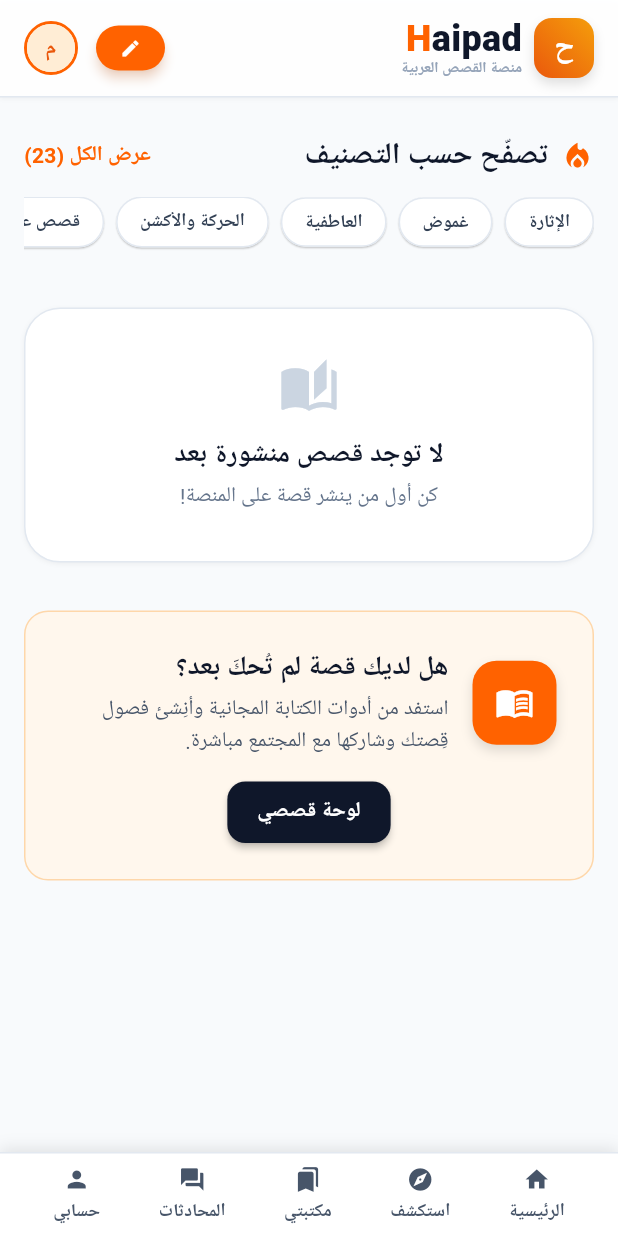
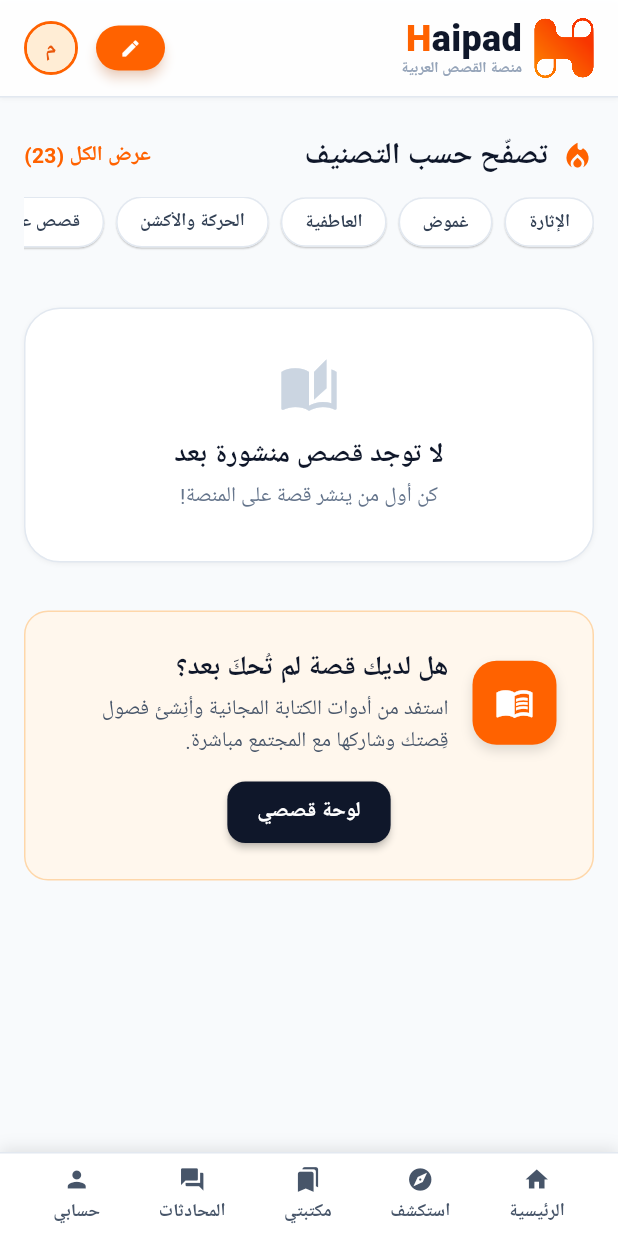
Before and after one commit to afm80/haipad, a Flutter app: the screen it shows once a user with an empty profile is signed in, on a phone screen of 412 x 824 dp. Run offline on Flutter 3.47's test engine with Material 3 defaults, Android fonts, the phone set to English and light mode, and no system bars; our stand-ins replace cloud_firestore, firebase_auth, firebase_core, google_fonts; missing offline and left inert: dart:html; accounts and stored records are empty; network calls fail; Roboto replaces fonts that are missing (Cairo).

Commit message:
Add files via upload

```diff
--- a/lib/login_page.dart
+++ b/lib/login_page.dart
@@ -105,7 +105,6 @@ class _LoginPageState extends State<LoginPage> {
         backgroundColor: Colors.white,
         body: Stack(
           children: [
-            Positioned.fill(child: CustomPaint(painter: _BlobPainter())),
             SafeArea(
               child: Column(
                 children: [
@@ -359,20 +358,8 @@ class _Logo extends StatelessWidget {
 
   @override
   Widget build(BuildContext context) {
-    return Row(
-      mainAxisSize: MainAxisSize.min,
-      children: [
-        brandName(30, height: 1),
-        const SizedBox(width: 8),
-        Container(
-          width: 34,
-          height: 34,
-          decoration: BoxDecoration(
-              color: AppColors.brand500, borderRadius: BorderRadius.circular(10)),
-          child: const Icon(Icons.auto_stories, color: Colors.white, size: 20),
-        ),
-      ],
-    );
+    return Image.asset('assets/images/logo_full.png',
+        height: 44, filterQuality: FilterQuality.high);
   }
 }
 
@@ -399,41 +386,6 @@ class _GoogleG extends StatelessWidget {
       ),
     );
   }
-}
-
-/// الأشكال البرتقالية على جانبي الصفحة.
-class _BlobPainter extends CustomPainter {
-  @override
-  void paint(Canvas canvas, Size size) {
-    final p = Paint()..color = AppColors.brand500;
-    final w = size.width, h = size.height;
-    final narrow = w < 700;
-    final k = narrow ? 0.45 : 1.0;
-
-    // الجانب الأيسر: أوراق في الأعلى
-    for (final c in [
-      [10.0, 60.0, 150.0],
-      [-10.0, 210.0, 150.0],
-      [40.0, 330.0, 95.0],
-      [70.0, 120.0, 110.0],
-    ]) {
-      canvas.drawCircle(Offset(c[0] * k, c[1] * k), c[2] * k, p);
-    }
-
-    // الجانب الأيمن: شريط بأوراق على كامل الارتفاع
-    final step = 200.0 * k;
-    var y = 0.0;
-    var i = 0;
-    while (y < h + step) {
-      final r = (i.isEven ? 140.0 : 115.0) * k;
-      canvas.drawCircle(Offset(w + 10 * k, y), r, p);
-      y += step * 0.78;
-      i++;
-    }
-  }
-
-  @override
-  bool shouldRepaint(covariant CustomPainter oldDelegate) => false;
 }
 
 /// رسم الكمبيوتر والهاتف (محتوى Haipad الخاص).
--- a/lib/widgets.dart
+++ b/lib/widgets.dart
@@ -384,27 +384,8 @@ class _Logo extends StatelessWidget {
     return Row(
       mainAxisSize: MainAxisSize.min,
       children: [
-        Container(
-          width: 40,
-          height: 40,
-          alignment: Alignment.center,
-          decoration: BoxDecoration(
-            borderRadius: BorderRadius.circular(12),
-            gradient: const LinearGradient(
-              begin: Alignment.bottomLeft,
-              end: Alignment.topRight,
-              colors: [AppColors.brand600, AppColors.amber500],
-            ),
-            boxShadow: [
-              BoxShadow(
-                  color: Colors.black.withOpacity(0.12),
-                  blurRadius: 6,
-                  offset: const Offset(0, 4)),
-            ],
-          ),
-          child: Text('ح',
-              style: cairo(20, weight: FontWeight.w800, color: Colors.white)),
-        ),
+        Image.asset('assets/images/logo_mark.png',
+            width: 40, height: 40, filterQuality: FilterQuality.high),
         const SizedBox(width: 8),
         Column(
           mainAxisSize: MainAxisSize.min,
```
